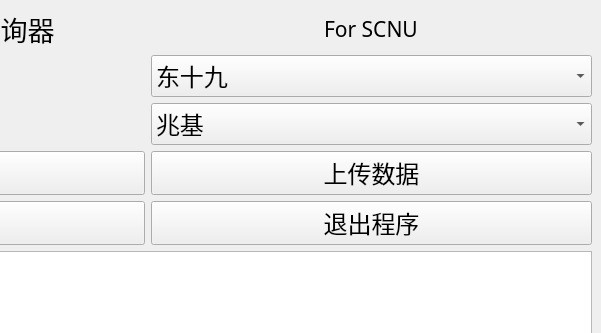
HIDAYAT-Lee/U-Clean-Status-Checker, file MainWindow.ui: the form before one commit; both pictures show x 306 to 907 and y 0 to 333 of the 907 by 699 pixel window.
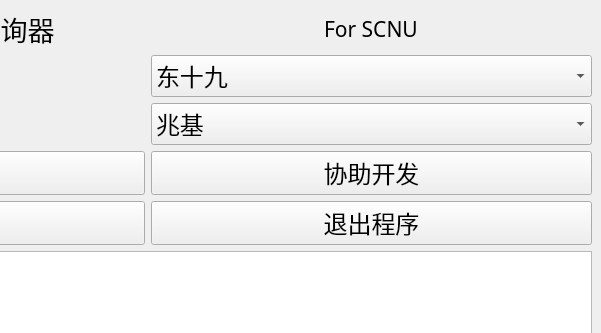
The form after the commit.

```diff
--- a/MainWindow.ui
+++ b/MainWindow.ui
@@ -92,7 +92,7 @@
        </font>
       </property>
       <property name="text">
-       <string>上传数据</string>
+       <string>协助开发</string>
       </property>
      </widget>
     </item>
```
Left out of the diff: 5 changed lines with no effect on the pictures.
